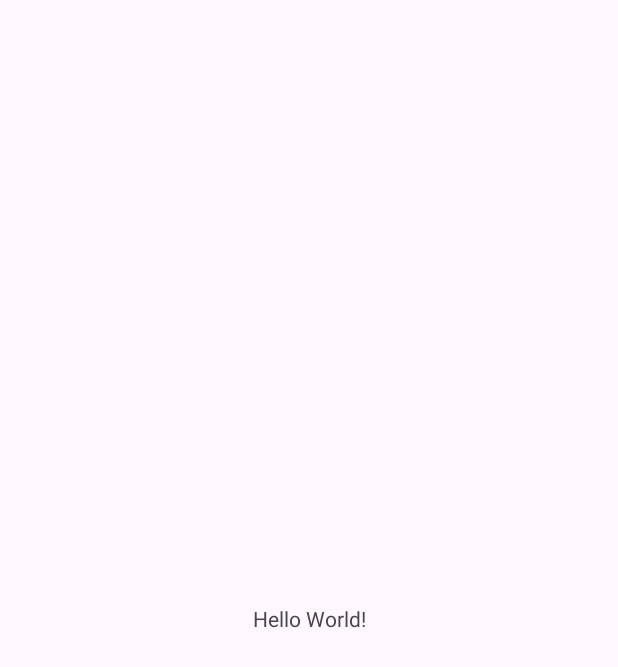
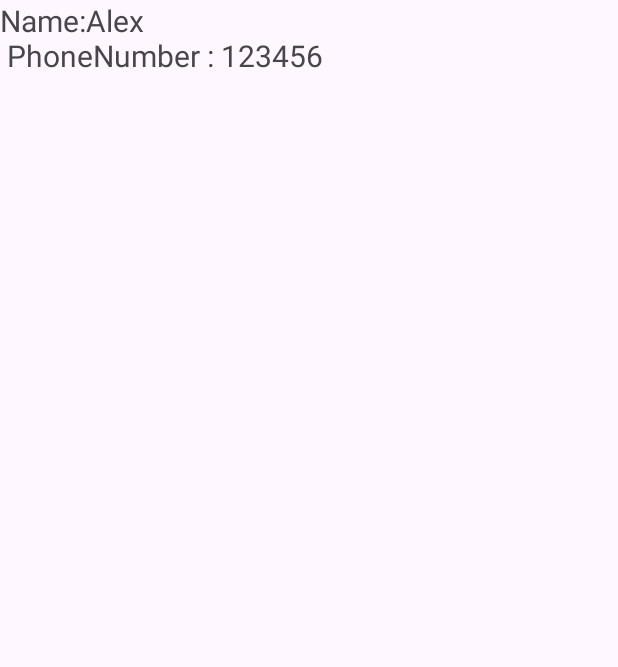
Before and after one commit to SumitPawar707/SQliteUDemoContactApp, an Android app: the screen it shows after launch (MainActivity), on a phone screen of 412 x 824 dp. Before the commit the part shown is almost empty. Shown: the top 667 px of the screen. Run offline under Robolectric (Android 15) with nearby library versions, the phone set to English and light mode, and no system bars.

Commit message:
added functions like ReadConact and ReadAllContact

```diff
--- a/app/build.gradle.kts
+++ b/app/build.gradle.kts
@@ -5,7 +5,7 @@ plugins {
 
 android {
     namespace = "com.example.contactsu"
-    compileSdk = 34
+    compileSdk = 35
 
     defaultConfig {
         applicationId = "com.example.contactsu"
--- a/app/src/main/java/com/example/contactsu/MainActivity.kt
+++ b/app/src/main/java/com/example/contactsu/MainActivity.kt
@@ -1,16 +1,35 @@
 package com.example.contactsu
 
 import android.os.Bundle
+import android.widget.TextView
 import androidx.activity.enableEdgeToEdge
 import androidx.appcompat.app.AppCompatActivity
 import androidx.core.view.ViewCompat
 import androidx.core.view.WindowInsetsCompat
+import com.example.contactsu.data.DatabaseHandler
+import com.example.contactsu.model.Contacts
 
 class MainActivity : AppCompatActivity() {
+    private lateinit var  textview:TextView
     override fun onCreate(savedInstanceState: Bundle?) {
         super.onCreate(savedInstanceState)
         enableEdgeToEdge()
         setContentView(R.layout.activity_main)
 
+        textview=findViewById(R.id.textview_data)
+
+        val db=DatabaseHandler(this)
+
+        db.addContacts(Contacts("Alex", "123456"))
+        db.addContacts(Contacts("John", "234567"))
+        db.addContacts(Contacts("David","345678"))
+
+        var contactList=db.getAllContacts()
+        var data=""
+
+        for(contact in contactList){
+            data += "Name:${contact.name} \n PhoneNumber : ${contact.phoneNumber}"
+        }
+        textview.text=data
     }
 }
--- a/app/src/main/java/com/example/contactsu/data/DatabaseHandler.kt
+++ b/app/src/main/java/com/example/contactsu/data/DatabaseHandler.kt
@@ -1,16 +1,73 @@
 package com.example.contactsu.data
 
+import android.content.ContentValues
 import android.content.Context
 import android.database.sqlite.SQLiteDatabase
 import android.database.sqlite.SQLiteOpenHelper
+import com.example.contactsu.model.Contacts
 import com.example.contactsu.utils.Constants
 
 class DatabaseHandler (val context:Context):SQLiteOpenHelper(context,Constants.DATABASE_NAME,null,Constants.DATABASE_VERSION) {
     override fun onCreate(db: SQLiteDatabase?) {
-        TODO("Not yet implemented")
+        val CREATE_TABLE_CONTACTS= "CREATE TABLE ${Constants.TABLE_NAME} (" +
+                "${Constants.KEY_ID} INTEGER PRIMARY KEY AUTOINCREMENT , "+
+                "${Constants.KEY_NAME} TEXT,"+
+                "${Constants.KEY_PHONE} TEXT)"
+        db?.execSQL(CREATE_TABLE_CONTACTS)
     }
 
     override fun onUpgrade(db: SQLiteDatabase?, oldVersion: Int, newVersion: Int) {
-        TODO("Not yet implemented")
+        db?.execSQL("DROP TABLE IF EXISTS ${Constants.TABLE_NAME}")
+        onCreate(db)
     }
+
+    //CRUD OPERATIONS
+
+  fun addContacts(contact:Contacts){
+      val db=this.writableDatabase
+      val values = ContentValues()
+      values.put(Constants.KEY_ID, contact.id)
+      values.put(Constants.KEY_NAME,contact.name)
+      values.put(Constants.KEY_PHONE,contact.phoneNumber)
+
+      db.insert(Constants.TABLE_NAME,null,values)
+      db.close()
+  }
+
+    //fetching single contact
+    fun getContact(id:Int):Contacts{
+        val db=this.readableDatabase
+
+        val cursor=db.query(Constants.TABLE_NAME,
+            arrayOf(Constants.KEY_ID,Constants.KEY_NAME,Constants.KEY_PHONE),
+            Constants.KEY_ID+"=?", arrayOf(id.toString()) , null,null,null,null
+        )
+        cursor?.let {
+            it.moveToFirst()
+        }
+        return Contacts(cursor.getString(0).toInt(),cursor.getString(1),cursor.getString(2))
+    }
+
+    //fetching all contacts
+   fun getAllContacts():MutableList<Contacts>{
+       val db=this.readableDatabase
+
+        var Contactlist = mutableListOf<Contacts>()
+
+        val selectAll = "SELECT * FROM ${Constants.TABLE_NAME}"
+        var cursor = db.rawQuery(selectAll, null)
+
+        if(cursor.moveToFirst()){
+            do {
+                val contact=Contacts(
+                    cursor.getString(0).toInt(),
+                    cursor.getString(1),
+                    cursor.getString(2)
+                )
+                Contactlist.add(contact)
+            }while (cursor.moveToNext())
+        }
+        return Contactlist
+   }
+
 }
--- a/app/src/main/java/com/example/contactsu/model/Contacts.kt
+++ b/app/src/main/java/com/example/contactsu/model/Contacts.kt
@@ -1,5 +1,5 @@
 package com.example.contactsu.model
 
-data class Contacts(var id:Int,var name:String,var phoneNumber:Int){
-    constructor(name: String,phoneNumber: Int) : this(-1,name,phoneNumber)
+data class Contacts(var id:Int,var name:String,var phoneNumber:String){
+    constructor(name: String,phoneNumber: String) : this(-1,name,phoneNumber)
 }
--- a/app/src/main/res/layout/activity_main.xml
+++ b/app/src/main/res/layout/activity_main.xml
@@ -1,19 +1,26 @@
 <?xml version="1.0" encoding="utf-8"?>
-<androidx.constraintlayout.widget.ConstraintLayout xmlns:android="http://schemas.android.com/apk/res/android"
+<LinearLayout xmlns:android="http://schemas.android.com/apk/res/android"
     xmlns:app="http://schemas.android.com/apk/res-auto"
     xmlns:tools="http://schemas.android.com/tools"
     android:id="@+id/main"
     android:layout_width="match_parent"
     android:layout_height="match_parent"
+    android:layout_gravity="center"
     tools:context=".MainActivity">
 
+    <androidx.core.widget.NestedScrollView
+        android:layout_width="match_parent"
+        android:layout_height="wrap_content">
         <TextView
+            android:id="@+id/textview_data"
             android:layout_width="wrap_content"
             android:layout_height="wrap_content"
-        android:text="Hello World!"
+            android:textSize="20sp"
             app:layout_constraintBottom_toBottomOf="parent"
             app:layout_constraintEnd_toEndOf="parent"
             app:layout_constraintStart_toStartOf="parent"
             app:layout_constraintTop_toTopOf="parent" />
+    </androidx.core.widget.NestedScrollView>
 
-</androidx.constraintlayout.widget.ConstraintLayout>
+
+</LinearLayout>
```
Lines whose indentation alone changed are shown as unchanged.
